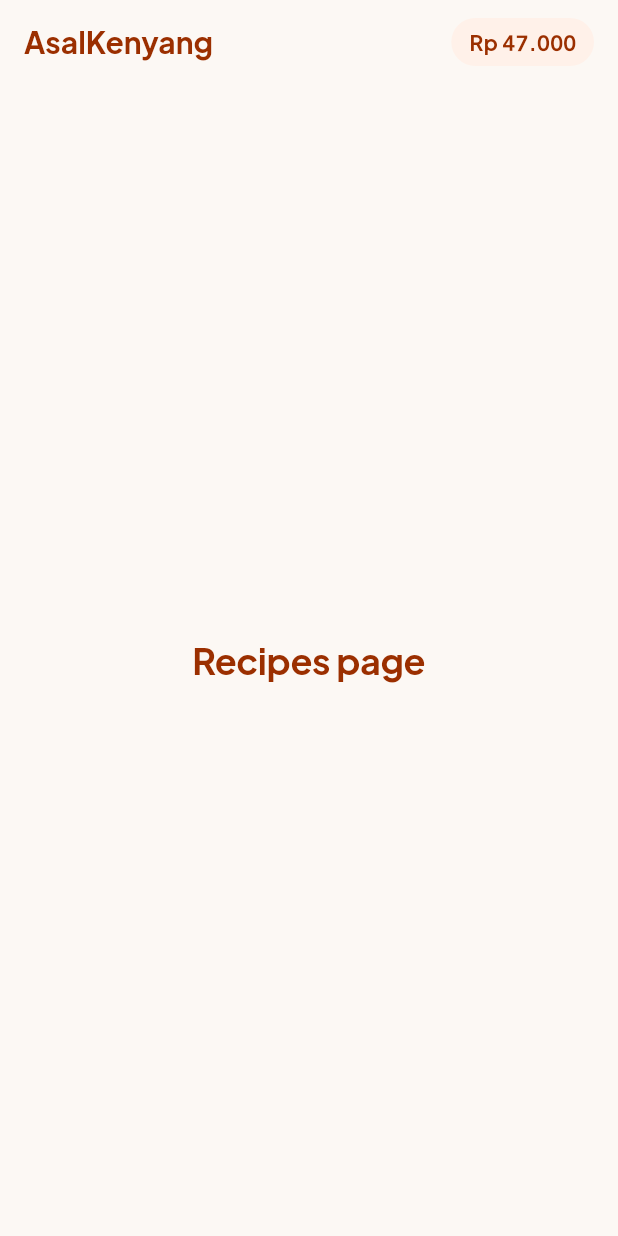
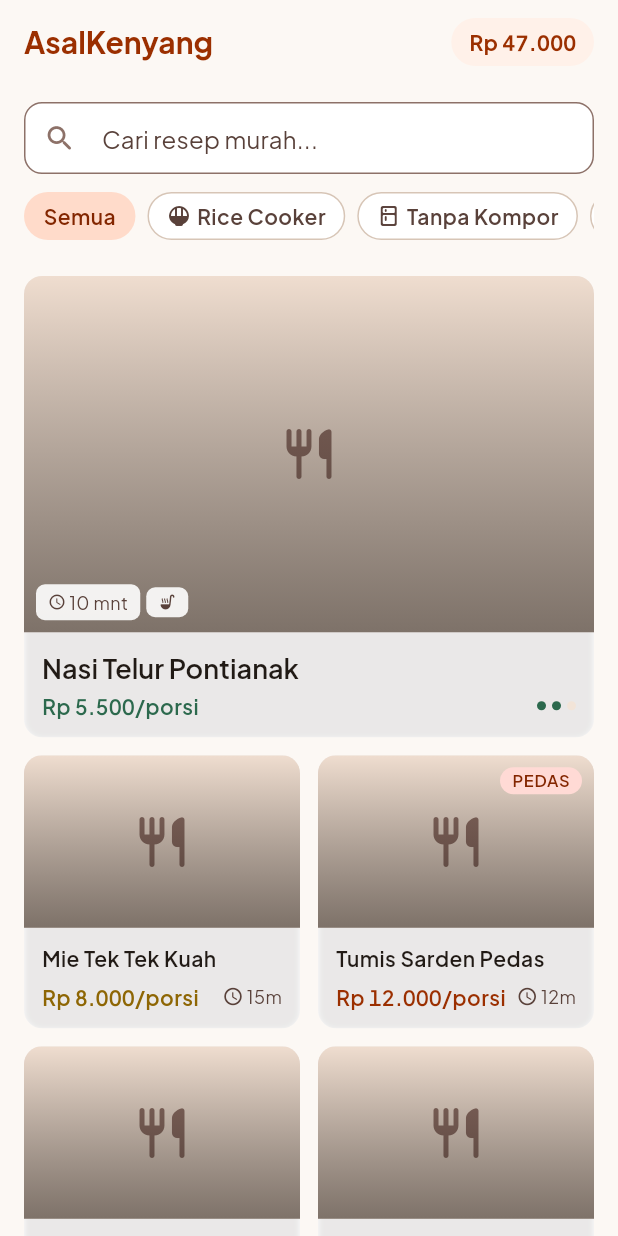
Before and after one commit to BryanWidjaja/AsalKenyang, a Flutter app: the RecipeBrowsePage screen opened directly, on a phone screen of 412 x 824 dp. Run offline on Flutter 3.47's test engine with Material 3 defaults, Android fonts, the phone set to English and light mode, and no system bars; project files that could hold a hidden picture were left out.

Commit message:
feature : recipe page

```diff
--- a/frontend/lib/features/recipes/presentation/recipe_browse_page.dart
+++ b/frontend/lib/features/recipes/presentation/recipe_browse_page.dart
@@ -1,23 +1,144 @@
 import 'package:flutter/material.dart';
 
 import '../../../core/theme/app_colors.dart';
-import '../../../core/theme/app_typography.dart';
+import '../../../core/theme/app_spacing.dart';
+import '../../../shared/widgets/filter_pill.dart';
+import '../../../shared/widgets/recipe_card.dart';
+import '../../../shared/widgets/search_field.dart';
 import '../../../shared/widgets/top_bar.dart';
 
-class RecipeBrowsePage extends StatelessWidget {
+class _Filter {
+  const _Filter(this.label, this.icon);
+  final String label;
+  final IconData? icon;
+}
+
+const _filters = <_Filter>[
+  _Filter('Semua', null),
+  _Filter('Rice Cooker', Icons.rice_bowl_rounded),
+  _Filter('Tanpa Kompor', Icons.kitchen_rounded),
+  _Filter('< Rp 10rb', Icons.savings_rounded),
+  _Filter('Kilat (10mnt)', Icons.schedule_rounded),
+];
+
+class _Recipe {
+  const _Recipe(this.title, this.price, this.state, this.time, {this.pedas = false});
+  final String title;
+  final String price;
+  final PriceState state;
+  final String time;
+  final bool pedas;
+}
+
+const _recipes = <_Recipe>[
+  _Recipe('Mie Tek Tek Kuah', 'Rp 8.000/porsi', PriceState.mid, '15m'),
+  _Recipe('Tumis Sarden Pedas', 'Rp 12.000/porsi', PriceState.unaffordable, '12m',
+      pedas: true),
+  _Recipe('Telur Dadar Warteg', 'Rp 5.000/porsi', PriceState.affordable, '5m'),
+  _Recipe('Sayur Sop Bening', 'Rp 9.500/porsi', PriceState.mid, '25m'),
+  _Recipe('Tempe Orek Kecap', 'Rp 7.000/porsi', PriceState.affordable, '10m'),
+  _Recipe('Ayam Goreng Sambal', 'Rp 15.000/porsi', PriceState.unaffordable, '30m',
+      pedas: true),
+];
+
+class RecipeBrowsePage extends StatefulWidget {
   const RecipeBrowsePage({super.key});
+
+  @override
+  State<RecipeBrowsePage> createState() => _RecipeBrowsePageState();
+}
+
+class _RecipeBrowsePageState extends State<RecipeBrowsePage> {
+  String _filter = 'Semua';
 
   @override
   Widget build(BuildContext context) {
     return Scaffold(
       backgroundColor: AppColors.riceWhite,
       appBar: const TopBar.shell(budgetText: 'Rp 47.000'),
-      body: Center(
-        child: Text(
-          'Recipes page',
-          style: AppTypography.h2.copyWith(color: AppColors.primary),
+      body: SafeArea(
+        top: false,
+        child: Center(
+          child: ConstrainedBox(
+            constraints:
+                const BoxConstraints(maxWidth: AppSpacing.screenMaxWidth),
+            child: ListView(
+              padding: const EdgeInsets.fromLTRB(
+                AppSpacing.edge,
+                AppSpacing.md,
+                AppSpacing.edge,
+                AppSpacing.xl,
+              ),
+              children: [
+                const SearchField(),
+                const SizedBox(height: AppSpacing.md),
+                SingleChildScrollView(
+                  scrollDirection: Axis.horizontal,
+                  child: Row(
+                    children: [
+                      for (final f in _filters) ...[
+                        FilterPill(
+                          label: f.label,
+                          icon: f.icon,
+                          selected: _filter == f.label,
+                          onTap: () => setState(() => _filter = f.label),
+                        ),
+                        const SizedBox(width: AppSpacing.sm),
+                      ],
+                    ],
+                  ),
+                ),
+                const SizedBox(height: AppSpacing.lg),
+                RecipeCard.feature(
+                  title: 'Nasi Telur Pontianak',
+                  priceText: 'Rp 5.500/porsi',
+                  priceState: PriceState.affordable,
+                  timeText: '10 mnt',
+                  equipmentIcon: Icons.soup_kitchen_rounded,
+                  dotsFilled: 2,
+                  onTap: () {},
+                ),
+                const SizedBox(height: AppSpacing.md),
+                _RecipeGrid(recipes: _recipes),
+              ],
+            ),
+          ),
         ),
       ),
     );
   }
 }
+
+class _RecipeGrid extends StatelessWidget {
+  const _RecipeGrid({required this.recipes});
+
+  final List<_Recipe> recipes;
+
+  @override
+  Widget build(BuildContext context) {
+    return LayoutBuilder(
+      builder: (context, constraints) {
+        const gap = AppSpacing.md;
+        final colWidth = (constraints.maxWidth - gap) / 2;
+        return Wrap(
+          spacing: gap,
+          runSpacing: gap,
+          children: [
+            for (final r in recipes)
+              SizedBox(
+                width: colWidth,
+                child: RecipeCard.compact(
+                  title: r.title,
+                  priceText: r.price,
+                  priceState: r.state,
+                  timeText: r.time,
+                  pedas: r.pedas,
+                  onTap: () {},
+                ),
+              ),
+          ],
+        );
+      },
+    );
+  }
+}
--- /dev/null
+++ b/frontend/lib/shared/widgets/recipe_card.dart
@@ -0,0 +1,355 @@
+import 'package:flutter/material.dart';
+
+import '../../core/theme/app_colors.dart';
+import '../../core/theme/app_elevation.dart';
+import '../../core/theme/app_radii.dart';
+import '../../core/theme/app_spacing.dart';
+import '../../core/theme/app_typography.dart';
+import 'tag_pill.dart';
+
+enum PriceState { affordable, mid, unaffordable }
+
+enum _RecipeCardVariant { feature, compact }
+
+class RecipeCard extends StatelessWidget {
+  const RecipeCard.feature({
+    super.key,
+    required this.title,
+    required this.priceText,
+    required this.priceState,
+    this.imageUrl,
+    this.timeText,
+    this.equipmentIcon,
+    this.dotsFilled = 2,
+    this.onTap,
+  })  : _variant = _RecipeCardVariant.feature,
+        pedas = false,
+        favorite = null,
+        onFavoriteToggle = null;
+
+  const RecipeCard.compact({
+    super.key,
+    required this.title,
+    required this.priceText,
+    required this.priceState,
+    this.imageUrl,
+    this.timeText,
+    this.pedas = false,
+    this.favorite,
+    this.onFavoriteToggle,
+    this.onTap,
+  })  : _variant = _RecipeCardVariant.compact,
+        equipmentIcon = null,
+        dotsFilled = 0;
+
+  final _RecipeCardVariant _variant;
+  final String title;
+  final String priceText;
+  final PriceState priceState;
+  final String? imageUrl;
+  final String? timeText;
+  final IconData? equipmentIcon;
+  final int dotsFilled;
+  final bool pedas;
+  final bool? favorite;
+  final VoidCallback? onFavoriteToggle;
+  final VoidCallback? onTap;
+
+  Color get _priceColor {
+    switch (priceState) {
+      case PriceState.affordable:
+        return AppColors.secondary;
+      case PriceState.mid:
+        return AppColors.tertiaryContainer;
+      case PriceState.unaffordable:
+        return AppColors.primary;
+    }
+  }
+
+  @override
+  Widget build(BuildContext context) {
+    return Material(
+      color: AppColors.surfaceContainerLowest,
+      borderRadius: AppRadii.brMd,
+      clipBehavior: Clip.antiAlias,
+      child: InkWell(
+        onTap: onTap,
+        child: DecoratedBox(
+          decoration: BoxDecoration(
+            borderRadius: AppRadii.brMd,
+            boxShadow: AppElevation.level1,
+          ),
+          child: _variant == _RecipeCardVariant.feature
+              ? _feature()
+              : _compact(),
+        ),
+      ),
+    );
+  }
+
+  Widget _feature() {
+    return Column(
+      crossAxisAlignment: CrossAxisAlignment.stretch,
+      mainAxisSize: MainAxisSize.min,
+      children: [
+        _Photo(
+          imageUrl: imageUrl,
+          overlayBottomLeft: Row(
+            mainAxisSize: MainAxisSize.min,
+            children: [
+              if (timeText != null) _OverlayChip(icon: Icons.schedule_rounded, label: timeText),
+              if (timeText != null && equipmentIcon != null)
+                const SizedBox(width: AppSpacing.xs),
+              if (equipmentIcon != null) _OverlayChip(icon: equipmentIcon!),
+            ],
+          ),
+        ),
+        Padding(
+          padding: const EdgeInsets.all(AppSpacing.md),
+          child: Column(
+            crossAxisAlignment: CrossAxisAlignment.start,
+            mainAxisSize: MainAxisSize.min,
+            children: [
+              Text(
+                title,
+                style: AppTypography.titleMd,
+                maxLines: 1,
+                overflow: TextOverflow.ellipsis,
+              ),
+              const SizedBox(height: AppSpacing.xs),
+              Row(
+                children: [
+                  Expanded(
+                    child: Text(
+                      priceText,
+                      style: AppTypography.label.copyWith(
+                        color: _priceColor,
+                        fontFeatures: AppTypography.tnum,
+                      ),
+                    ),
+                  ),
+                  _Dots(filled: dotsFilled, color: _priceColor),
+                ],
+              ),
+            ],
+          ),
+        ),
+      ],
+    );
+  }
+
+  Widget _compact() {
+    return Column(
+      crossAxisAlignment: CrossAxisAlignment.stretch,
+      mainAxisSize: MainAxisSize.min,
+      children: [
+        _Photo(
+          imageUrl: imageUrl,
+          topRight: favorite != null
+              ? _FavoriteButton(active: favorite!, onTap: onFavoriteToggle)
+              : (pedas ? const TagPill.pedas() : null),
+        ),
+        Padding(
+          padding: const EdgeInsets.all(AppSpacing.md),
+          child: Column(
+            crossAxisAlignment: CrossAxisAlignment.start,
+            mainAxisSize: MainAxisSize.min,
+            children: [
+              Text(
+                title,
+                style: AppTypography.label.copyWith(height: 1.2),
+                maxLines: 2,
+                overflow: TextOverflow.ellipsis,
+              ),
+              const SizedBox(height: AppSpacing.sm),
+              Row(
+                children: [
+                  Expanded(
+                    child: Text(
+                      priceText,
+                      style: AppTypography.label.copyWith(
+                        color: _priceColor,
+                        fontFeatures: AppTypography.tnum,
+                      ),
+                    ),
+                  ),
+                  if (timeText != null) ...[
+                    const Icon(
+                      Icons.schedule_rounded,
+                      size: 14,
+                      color: AppColors.onSurfaceVariant,
+                    ),
+                    const SizedBox(width: 2),
+                    Text(timeText!, style: AppTypography.caption),
+                  ],
+                ],
+              ),
+            ],
+          ),
+        ),
+      ],
+    );
+  }
+}
+
+class _Photo extends StatelessWidget {
+  const _Photo({this.imageUrl, this.overlayBottomLeft, this.topRight});
+
+  final String? imageUrl;
+  final Widget? overlayBottomLeft;
+  final Widget? topRight;
+
+  @override
+  Widget build(BuildContext context) {
+    return AspectRatio(
+      aspectRatio: 16 / 10,
+      child: Stack(
+        fit: StackFit.expand,
+        children: [
+          if (imageUrl == null)
+            Container(
+              color: AppColors.surfaceVariant,
+              alignment: Alignment.center,
+              child: const Icon(
+                Icons.restaurant_rounded,
+                size: 40,
+                color: AppColors.outline,
+              ),
+            )
+          else
+            Image.network(
+              imageUrl!,
+              fit: BoxFit.cover,
+              errorBuilder: (_, _, _) => Container(
+                color: AppColors.surfaceVariant,
+                alignment: Alignment.center,
+                child: const Icon(
+                  Icons.restaurant_rounded,
+                  size: 40,
+                  color: AppColors.outline,
+                ),
+              ),
+            ),
+          DecoratedBox(
+            decoration: BoxDecoration(
+              color: AppColors.primary.withValues(alpha: 0.04),
+            ),
+          ),
+          DecoratedBox(
+            decoration: BoxDecoration(
+              gradient: LinearGradient(
+                begin: Alignment.bottomCenter,
+                end: Alignment.topCenter,
+                colors: [
+                  AppColors.warmCharcoal.withValues(alpha: 0.55),
+                  Colors.transparent,
+                ],
+              ),
+            ),
+          ),
+          if (overlayBottomLeft != null)
+            Positioned(
+              left: AppSpacing.sm,
+              right: AppSpacing.sm,
+              bottom: AppSpacing.sm,
+              child: Align(
+                alignment: Alignment.centerLeft,
+                child: overlayBottomLeft,
+              ),
+            ),
+          if (topRight != null)
+            Positioned(
+              top: AppSpacing.sm,
+              right: AppSpacing.sm,
+              child: topRight!,
+            ),
+        ],
+      ),
+    );
+  }
+}
+
+class _OverlayChip extends StatelessWidget {
+  const _OverlayChip({required this.icon, this.label});
+
+  final IconData icon;
+  final String? label;
+
+  @override
+  Widget build(BuildContext context) {
+    return Container(
+      padding: const EdgeInsets.symmetric(horizontal: 8, vertical: 4),
+      decoration: BoxDecoration(
+        color: AppColors.surfaceContainerLowest.withValues(alpha: 0.9),
+        borderRadius: AppRadii.brXs,
+      ),
+      child: Row(
+        mainAxisSize: MainAxisSize.min,
+        children: [
+          Icon(icon, size: 12, color: AppColors.onSurfaceVariant),
+          if (label != null) ...[
+            const SizedBox(width: 2),
+            Text(label!, style: AppTypography.caption),
+          ],
+        ],
+      ),
+    );
+  }
+}
+
+class _FavoriteButton extends StatelessWidget {
+  const _FavoriteButton({required this.active, this.onTap});
+
+  final bool active;
+  final VoidCallback? onTap;
+
+  @override
+  Widget build(BuildContext context) {
+    return GestureDetector(
+      onTap: onTap,
+      child: Container(
+        width: 32,
+        height: 32,
+        decoration: BoxDecoration(
+          color: AppColors.surfaceContainerLowest.withValues(alpha: 0.85),
+          shape: BoxShape.circle,
+        ),
+        alignment: Alignment.center,
+        child: Icon(
+          active ? Icons.favorite_rounded : Icons.favorite_border_rounded,
+          size: 18,
+          color: AppColors.primary,
+        ),
+      ),
+    );
+  }
+}
+
+class _Dots extends StatelessWidget {
+  const _Dots({required this.filled, required this.color});
+
+  static const int _total = 3;
+
+  final int filled;
+  final Color color;
+
+  @override
+  Widget build(BuildContext context) {
+    return Row(
+      mainAxisSize: MainAxisSize.min,
+      children: [
+        for (var i = 0; i < _total; i++) ...[
+          Container(
+            width: 6,
+            height: 6,
+            decoration: BoxDecoration(
+              color: i < filled ? color : AppColors.surfaceVariant,
+              shape: BoxShape.circle,
+            ),
+          ),
+          if (i != _total - 1) const SizedBox(width: 4),
+        ],
+      ],
+    );
+  }
+}
--- /dev/null
+++ b/frontend/lib/shared/widgets/search_field.dart
@@ -0,0 +1,38 @@
+import 'package:flutter/material.dart';
+
+import '../../core/theme/app_colors.dart';
+import '../../core/theme/app_typography.dart';
+
+class SearchField extends StatelessWidget {
+  const SearchField({
+    super.key,
+    this.hint = 'Cari resep murah...',
+    this.controller,
+    this.onChanged,
+    this.onSubmitted,
+  });
+
+  final String hint;
+  final TextEditingController? controller;
+  final ValueChanged<String>? onChanged;
+  final ValueChanged<String>? onSubmitted;
+
+  @override
+  Widget build(BuildContext context) {
+    return TextField(
+      controller: controller,
+      onChanged: onChanged,
+      onSubmitted: onSubmitted,
+      textInputAction: TextInputAction.search,
+      style: AppTypography.body,
+      decoration: InputDecoration(
+        hintText: hint,
+        prefixIcon: const Icon(
+          Icons.search_rounded,
+          size: 22,
+          color: AppColors.outline,
+        ),
+      ),
+    );
+  }
+}
```
